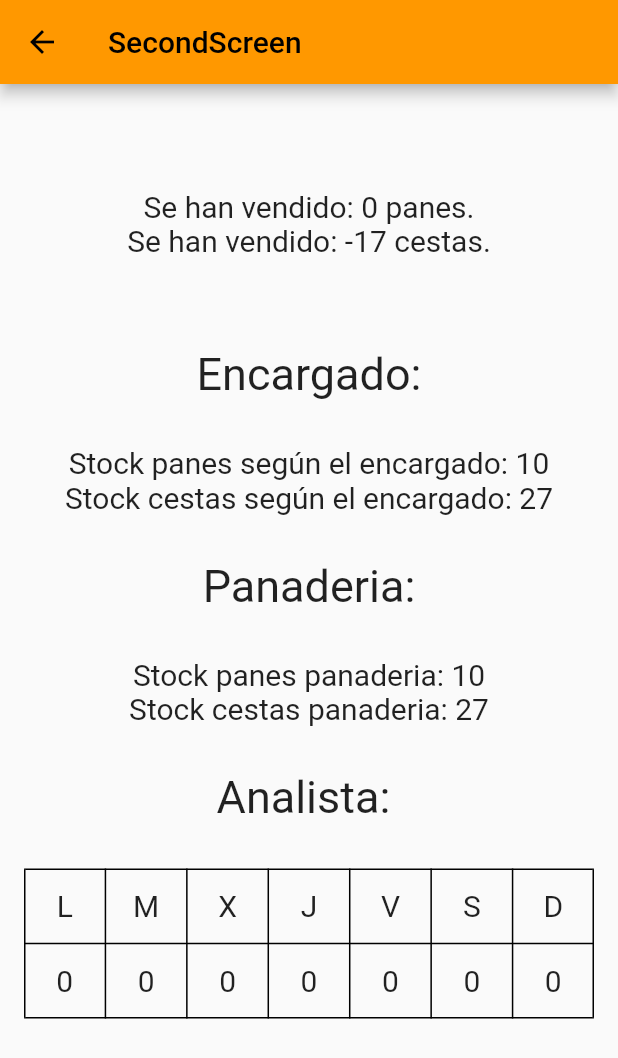
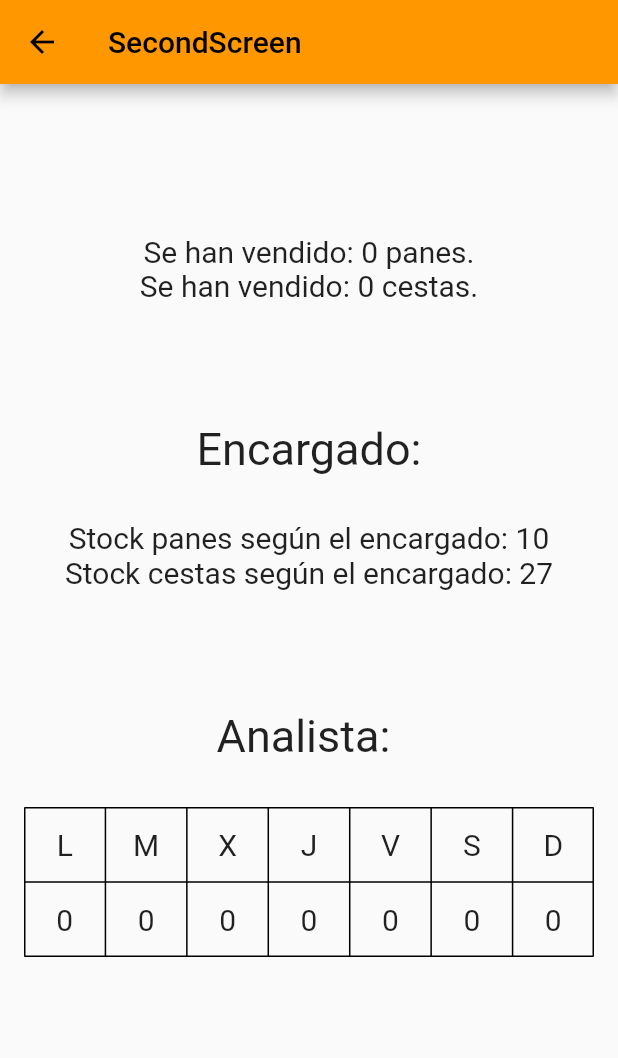
Before and after one commit to anlop31/pr2ds, a Flutter app: the screen it shows after launch, after a tap on "Comprar", on a phone screen of 412 x 824 dp. Shown: the top 1058 px of the screen. Run offline on Flutter 3.47's test engine with Material 2 defaults, Android fonts, the phone set to English and light mode, and no system bars.

Commit message:
encargado funciona

```diff
--- a/lib/main.dart
+++ b/lib/main.dart
@@ -98,6 +98,8 @@ class _MyHomePageState extends State<MyHomePage> {
   double _stockCestas = 10;
   double _stockPanesInicial = 10;
   double _stockCestasInicial = 10;
+  int _vendidosPan = 0;
+  int _vendidosCesta = 0;
 
   Encargado encargado = new Encargado();
   Analista analista = new Analista();
@@ -148,8 +150,11 @@ class _MyHomePageState extends State<MyHomePage> {
   }
 
   void _updateStockPanes(){
-    print("hola");
+    //print("hola");
     setState(() {
+      _vendidosPan = _vendidosPan + _counterPanes;
+      panaderia.venderProducto(0, _counterPanes);
+
       _stockPanes = _stockPanes - _counterPanes;
       _counterPanes = 0;
       _totalPrecioPanes = 0;
@@ -161,6 +166,9 @@ class _MyHomePageState extends State<MyHomePage> {
 
   void _updateStockCestas(){
     setState(() {
+      _vendidosCesta = _vendidosCesta + _counterCestas;
+      panaderia.venderProducto(1, _counterCestas);
+
       _stockCestas = _stockCestas - _counterCestas;
       _counterCestas = 0;
       _totalPrecioCestas = 0;
@@ -203,6 +211,14 @@ class _MyHomePageState extends State<MyHomePage> {
 
   int getVentasDia(int dia){
     return analista.getVentasDia(dia);
+  }
+
+  int getVendidosPan(){
+    return _vendidosPan;
+  }
+
+  int getVendidosCesta(){
+    return _vendidosCesta;
   }
 
 
@@ -360,20 +376,22 @@ class SecondScreen extends StatelessWidget {
       child:
         Column(
           children: [
-            SizedBox(height: 70,),
+            SizedBox(height: 100,),
             Text(
-              'Se han vendido: ' + ( (myHome.getStockInicialPanes() - myHome.getStockPanes()).toInt() ).toString() + ' panes.',
+              //'Se han vendido: ' + ( (myHome.getStockInicialPanes() - myHome.getStockPanes()).toInt() ).toString() + ' panes.',
+              'Se han vendido: ' + myHome.getVendidosPan().toString() + ' panes.',
               style: TextStyle(
                 fontSize: 20.0,
               ),
             ),
             Text(
-              'Se han vendido: ' + ( (myHome.getStockInicialCestas() - myHome.getStockCestas()).toInt() ).toString() + ' cestas.',
+              //'Se han vendido: ' + ( (myHome.getStockInicialCestas() - myHome.getStockCestas()).toInt() ).toString() + ' cestas.',
+              'Se han vendido: ' + myHome.getVendidosCesta().toString() + ' cestas.',
               style: TextStyle(
                 fontSize: 20.0,
               ),
             ),
-            SizedBox(height: 60,),
+            SizedBox(height: 80,),
             Text(
               "Encargado:",
               style: TextStyle(
@@ -393,8 +411,8 @@ class SecondScreen extends StatelessWidget {
                 fontSize: 20.0,
               ),
             ),
-            SizedBox(height: 30,),
-            Text(
+            SizedBox(height: 80,),
+           /* Text(
               "Panaderia:",
               style: TextStyle(
                 fontSize: 30.0,
@@ -413,7 +431,7 @@ class SecondScreen extends StatelessWidget {
                 fontSize: 20.0,
               ),
             ),
-            SizedBox(height: 30,),
+            SizedBox(height: 30,),*/
             Text(
               'Analista: ',
               style: TextStyle(
```
